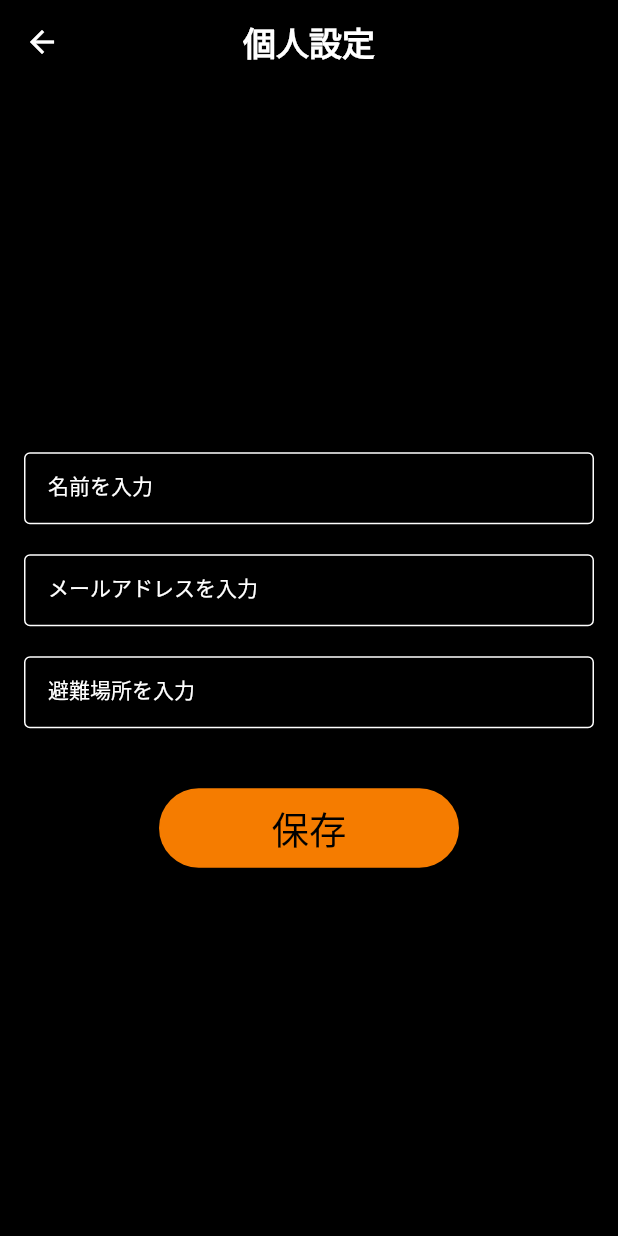
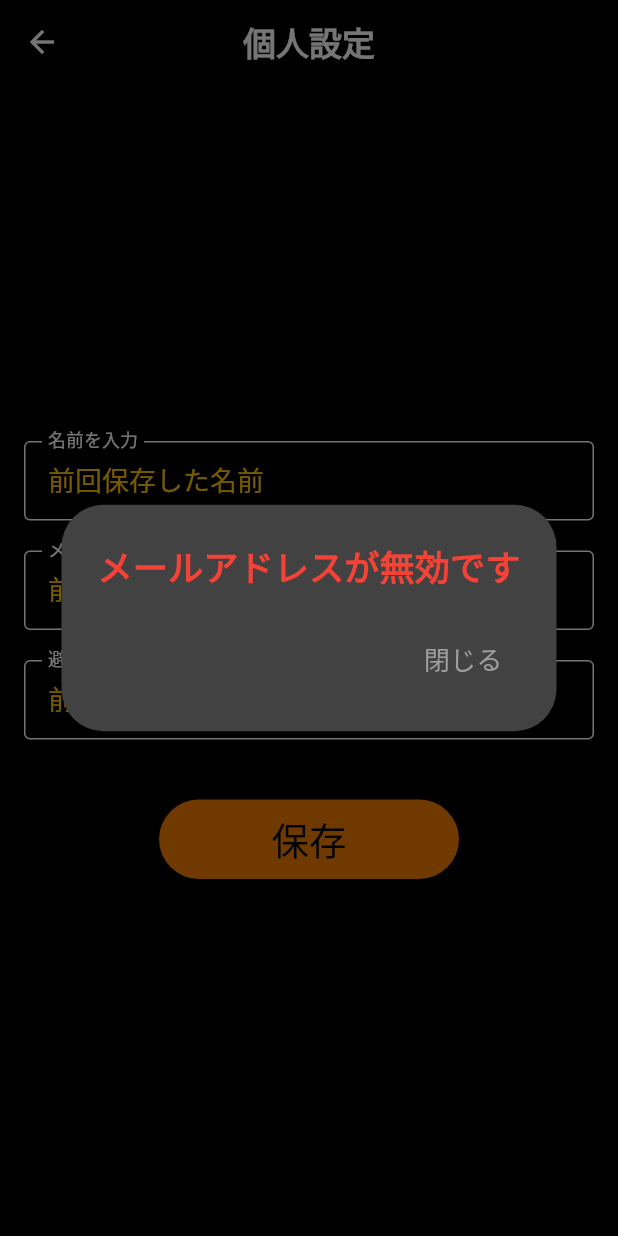
Before and after one commit to Akihi-Sumi/GraduateProject, a Flutter app: the MyPage screen opened directly, after a tap on "保存", on a phone screen of 412 x 824 dp. Run offline on Flutter 3.47's test engine with Material 2 defaults, Android fonts, the phone set to English and light mode, and no system bars; our stand-ins replace auto_route, qr_flutter; missing offline and left inert: qr_code_scanner.

Commit message:
myPage state

```diff
--- a/lib/ui/main_screen.dart
+++ b/lib/ui/main_screen.dart
@@ -15,8 +15,7 @@ class MainScreenPage extends StatefulWidget {
 class _MainScreenPageState extends State<MainScreenPage> {
   @override
   Widget build(BuildContext context) {
-    return Scaffold(
-      body: SafeArea(
+    return SafeArea(
       child: AutoTabsScaffold(
         routes: const [
           HomeScreenRoute(),
@@ -56,7 +55,7 @@ class _MainScreenPageState extends State<MainScreenPage> {
           );
         },
       ),
-      ),
+      //),
     );
   }
 }
--- a/lib/ui/settings/mypage.dart
+++ b/lib/ui/settings/mypage.dart
@@ -10,9 +10,12 @@ class MyPage extends StatefulWidget {
 }
 
 class _MyPageState extends State<MyPage> {
-  TextEditingController nameController = TextEditingController();
-  TextEditingController emailController = TextEditingController();
-  TextEditingController evacuationController = TextEditingController();
+  TextEditingController nameController =
+      TextEditingController(text: "前回保存した名前");
+  TextEditingController emailController =
+      TextEditingController(text: "前回保存したメアド");
+  TextEditingController evacuationController =
+      TextEditingController(text: "前回保存した避難場所");
 
   String name = ''; // 名前を保持するプロパティ
   String email = ''; // メールアドレスを保持するプロパティ
@@ -73,10 +76,10 @@ class _MyPageState extends State<MyPage> {
                   onChanged: (value) {
                     nameUpdateValue(value);
                   },
-                  style: TextStyle(color: Colors.white),
+                  style: TextStyle(color: Colors.amber, fontSize: 18),
                   decoration: InputDecoration(
                     labelText: '名前を入力',
-                    labelStyle: TextStyle(color: Colors.white),
+                    labelStyle: TextStyle(color: Colors.white, fontSize: 16),
                     focusedBorder: OutlineInputBorder(
                       borderSide: BorderSide(color: Colors.orange.shade700),
                     ),
@@ -92,10 +95,10 @@ class _MyPageState extends State<MyPage> {
                   onChanged: (value) {
                     emailUpdateValue(value);
                   },
-                  style: TextStyle(color: Colors.white),
+                  style: TextStyle(color: Colors.amber, fontSize: 18),
                   decoration: InputDecoration(
                     labelText: 'メールアドレスを入力',
-                    labelStyle: TextStyle(color: Colors.white),
+                    labelStyle: TextStyle(color: Colors.white, fontSize: 16),
                     focusedBorder: OutlineInputBorder(
                       borderSide: BorderSide(color: Colors.orange.shade700),
                     ),
@@ -113,10 +116,10 @@ class _MyPageState extends State<MyPage> {
                   onChanged: (value) {
                     evacuationUpdateValue(value);
                   },
-                  style: TextStyle(color: Colors.white),
+                  style: TextStyle(color: Colors.amber, fontSize: 18),
                   decoration: InputDecoration(
                     labelText: '避難場所を入力',
-                    labelStyle: TextStyle(color: Colors.white),
+                    labelStyle: TextStyle(color: Colors.white, fontSize: 16),
                     focusedBorder: OutlineInputBorder(
                       borderSide: BorderSide(color: Colors.orange.shade700),
                     ),
@@ -128,16 +131,56 @@ class _MyPageState extends State<MyPage> {
                 SizedBox(height: 40),
                 TextButton(
                   onPressed: () {
-                    // 保存ボタンが押された時の処理
                     String enteredEmail = emailController.text;
                     if (!enteredEmail.contains('@') ||
                         !enteredEmail.contains('.')) {
                       // メールアドレスに@と.が含まれていない場合は処理を中断
+                      showDialog<void>(
+                        context: context,
+                        builder: (context) => AlertDialog(
+                          title: Text(
+                            "メールアドレスが無効です",
+                            style: TextStyle(
+                              color: Colors.red,
+                              fontSize: 23.5,
+                              fontWeight: FontWeight.bold,
+                            ),
+                          ),
+                          actions: [
+                            TextButton(
+                              onPressed: () {
+                                Navigator.pop(context);
+                              },
+                              child: Text(
+                                "閉じる",
+                                style: TextStyle(fontSize: 17.5),
+                              ),
+                            ),
+                          ],
+                        ),
+                      );
                       return;
+                    } else {
+                      FocusScope.of(context).unfocus();
+                      showDialog<void>(
+                        context: context,
+                        builder: (context) => AlertDialog(
+                          title: Text("変更内容を保存しました"),
+                          actions: [
+                            TextButton(
+                              onPressed: () {
+                                Navigator.pop(context);
+                                FocusScope.of(context).unfocus();
+                              },
+                              child: Text(
+                                "閉じる",
+                                style: TextStyle(fontSize: 17.5),
+                              ),
+                            ),
+                          ],
+                        ),
+                      );
                     }
-                    nameController.clear(); // テキストフィールド1をクリア
-                    emailController.clear(); // テキストフィールド2をクリア
-                    evacuationController.clear(); // テキストフィールド3をクリア
                   },
                   style: ButtonStyle(
                     backgroundColor:
```
Lines whose indentation alone changed are shown as unchanged.
